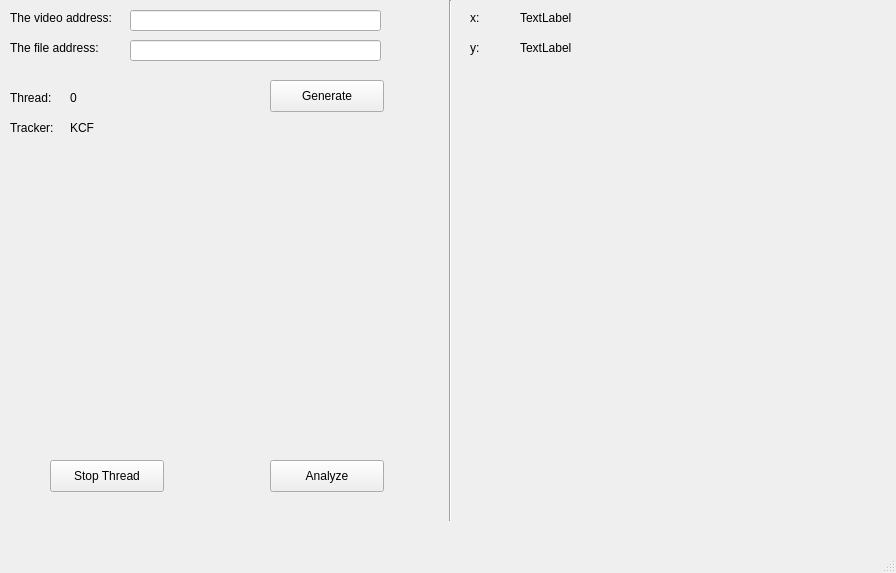
This is Interface/dum.ui in Tian99/Robust-eye-gaze-tracker as Qt 5 draws it before an edit. The edited form follows.
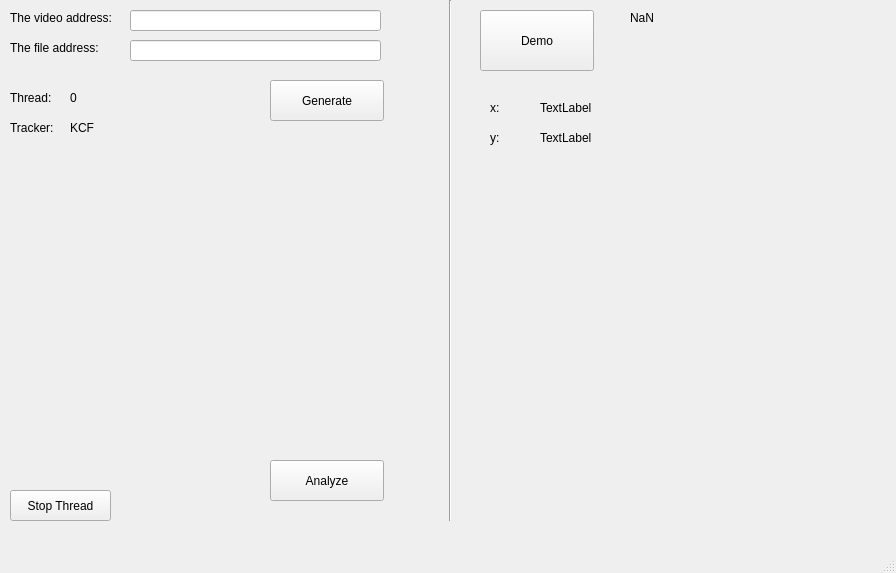
This is the edited form.

The edit to the form file:
```diff
--- a/Interface/dum.ui
+++ b/Interface/dum.ui
@@ -66,7 +66,7 @@
       <x>270</x>
       <y>80</y>
       <width>114</width>
-      <height>32</height>
+      <height>41</height>
      </rect>
     </property>
     <property name="text">
@@ -94,7 +94,7 @@
       <x>270</x>
       <y>460</y>
       <width>114</width>
-      <height>32</height>
+      <height>41</height>
      </rect>
     </property>
     <property name="text">
@@ -104,10 +104,10 @@
    <widget class="QWidget" name="verticalLayoutWidget_2">
     <property name="geometry">
      <rect>
-      <x>500</x>
-      <y>180</y>
-      <width>311</width>
-      <height>271</height>
+      <x>490</x>
+      <y>160</y>
+      <width>381</width>
+      <height>291</height>
      </rect>
     </property>
     <layout class="QVBoxLayout" name="LayVideo_2">
@@ -119,8 +119,8 @@
    <widget class="QLabel" name="label">
     <property name="geometry">
      <rect>
-      <x>520</x>
-      <y>10</y>
+      <x>540</x>
+      <y>100</y>
       <width>59</width>
       <height>16</height>
      </rect>
@@ -132,8 +132,8 @@
    <widget class="QLabel" name="label_2">
     <property name="geometry">
      <rect>
-      <x>520</x>
-      <y>40</y>
+      <x>540</x>
+      <y>130</y>
       <width>59</width>
       <height>16</height>
      </rect>
@@ -145,8 +145,8 @@
    <widget class="QLabel" name="label_3">
     <property name="geometry">
      <rect>
-      <x>470</x>
-      <y>10</y>
+      <x>490</x>
+      <y>100</y>
       <width>59</width>
       <height>16</height>
      </rect>
@@ -158,8 +158,8 @@
    <widget class="QLabel" name="label_4">
     <property name="geometry">
      <rect>
-      <x>470</x>
-      <y>40</y>
+      <x>490</x>
+      <y>130</y>
       <width>59</width>
       <height>16</height>
      </rect>
@@ -184,10 +184,10 @@
    <widget class="QPushButton" name="Terminate">
     <property name="geometry">
      <rect>
-      <x>50</x>
-      <y>460</y>
-      <width>114</width>
-      <height>32</height>
+      <x>10</x>
+      <y>490</y>
+      <width>101</width>
+      <height>31</height>
      </rect>
     </property>
     <property name="text">
@@ -246,6 +246,32 @@
      <string>KCF</string>
     </property>
    </widget>
+   <widget class="QPushButton" name="Demo">
+    <property name="geometry">
+     <rect>
+      <x>480</x>
+      <y>10</y>
+      <width>114</width>
+      <height>61</height>
+     </rect>
+    </property>
+    <property name="text">
+     <string>Demo</string>
+    </property>
+   </widget>
+   <widget class="QLabel" name="label_9">
+    <property name="geometry">
+     <rect>
+      <x>630</x>
+      <y>10</y>
+      <width>231</width>
+      <height>16</height>
+     </rect>
+    </property>
+    <property name="text">
+     <string>NaN</string>
+    </property>
+   </widget>
   </widget>
   <widget class="QStatusBar" name="statusbar"/>
   <widget class="QMenuBar" name="menubar">
```
